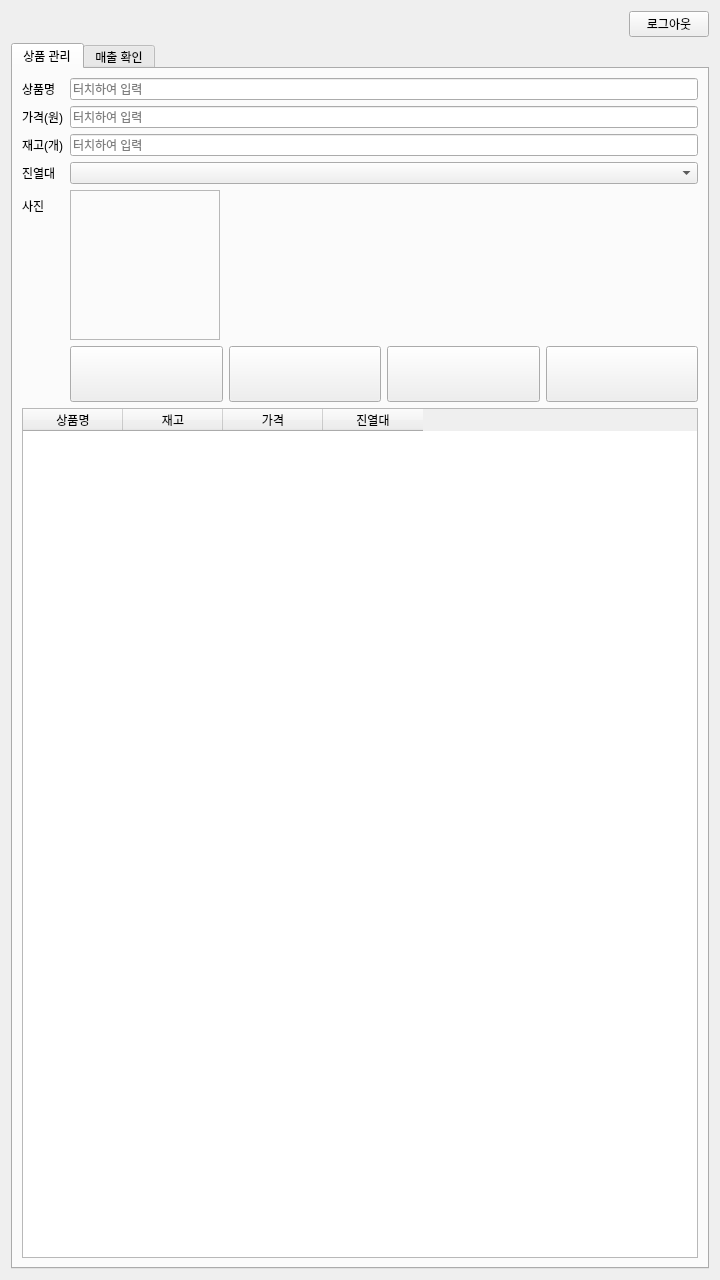
This is qt/client/admin.ui in ginjuns/SNAP as Qt 5 draws it before an edit. The edited form follows.
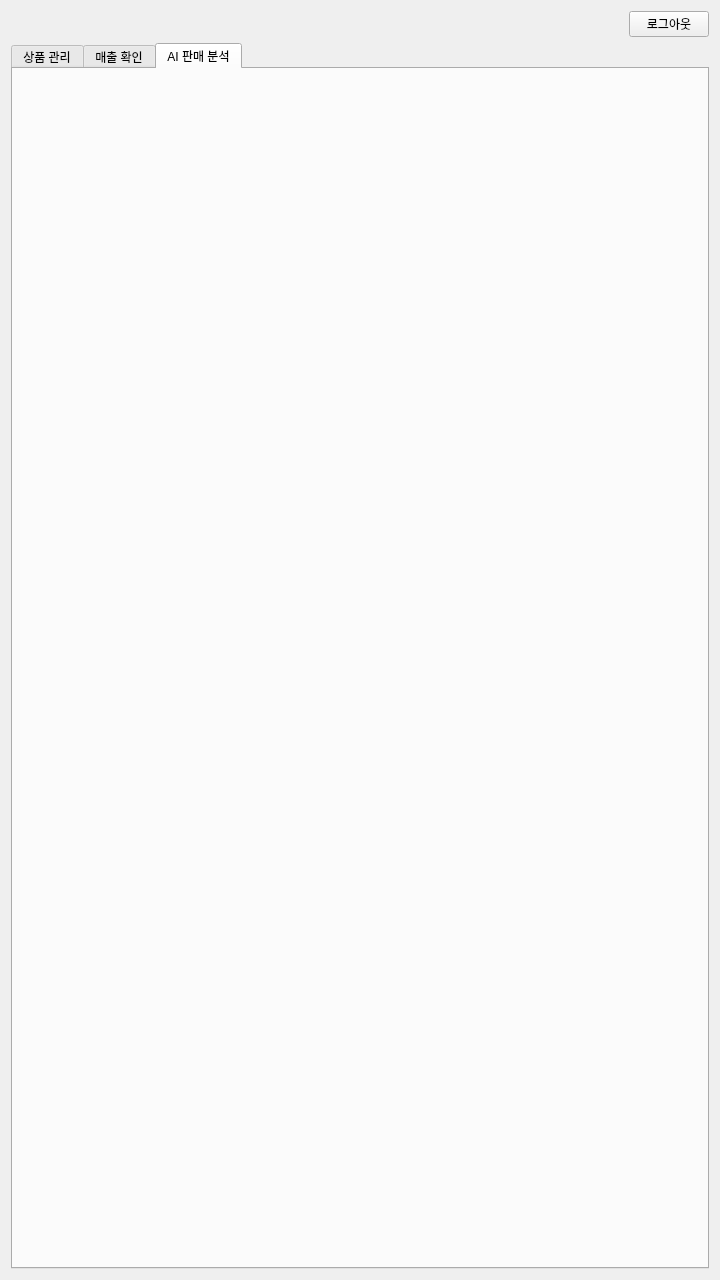
This is the edited form. The open tabs and pages were chosen to show the change. Custom widgets are drawn as their Qt base class.

The edit to the form file:
```diff
--- a/qt/client/admin.ui
+++ b/qt/client/admin.ui
@@ -472,6 +472,12 @@
        </item>
       </layout>
      </widget>
+     <widget class="QWidget" name="tabAi">
+      <attribute name="title">
+       <string>AI 판매 분석</string>
+      </attribute>
+      <layout class="QVBoxLayout" name="layoutAi"/>
+     </widget>
     </widget>
    </item>
   </layout>
```
